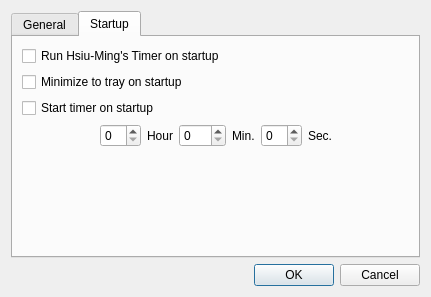
Qt form src/settingsdialog.ui (cges30901/hmtimer) before a commit.
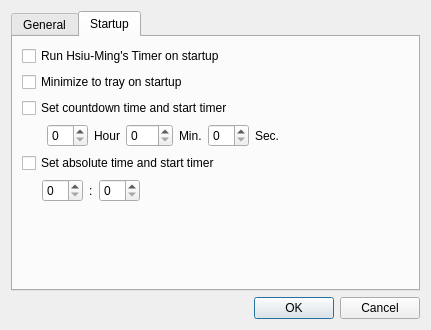
The same form after that commit. The open tabs and pages were chosen to show the change.

Commit message: Add setting to set absolute time on startup

What changed in the file:
```diff
--- a/src/settingsdialog.ui
+++ b/src/settingsdialog.ui
@@ -7,7 +7,7 @@
     <x>0</x>
     <y>0</y>
     <width>431</width>
-    <height>297</height>
+    <height>330</height>
    </rect>
   </property>
   <property name="windowTitle">
@@ -116,7 +116,7 @@
        <item>
         <widget class="QCheckBox" name="chbStartTimerOnStartup">
          <property name="text">
-          <string>Start timer on startup</string>
+          <string>Set countdown time and start timer</string>
          </property>
         </widget>
        </item>
@@ -127,9 +127,12 @@
            <property name="orientation">
             <enum>Qt::Horizontal</enum>
            </property>
+           <property name="sizeType">
+            <enum>QSizePolicy::Fixed</enum>
+           </property>
            <property name="sizeHint" stdset="0">
             <size>
-             <width>40</width>
+             <width>25</width>
              <height>20</height>
             </size>
            </property>
@@ -191,6 +194,67 @@
          </item>
         </layout>
        </item>
+       <item>
+        <widget class="QCheckBox" name="chbStartupAt">
+         <property name="text">
+          <string>Set absolute time and start timer</string>
+         </property>
+        </widget>
+       </item>
+       <item>
+        <layout class="QHBoxLayout" name="horizontalLayout">
+         <item>
+          <spacer name="horizontalSpacer_5">
+           <property name="orientation">
+            <enum>Qt::Horizontal</enum>
+           </property>
+           <property name="sizeType">
+            <enum>QSizePolicy::Fixed</enum>
+           </property>
+           <property name="sizeHint" stdset="0">
+            <size>
+             <width>20</width>
+             <height>20</height>
+            </size>
+           </property>
+          </spacer>
+         </item>
+         <item>
+          <widget class="QSpinBox" name="spbStartupAtHour">
+           <property name="maximum">
+            <number>23</number>
+           </property>
+          </widget>
+         </item>
+         <item>
+          <widget class="QLabel" name="label_3">
+           <property name="text">
+            <string>:</string>
+           </property>
+          </widget>
+         </item>
+         <item>
+          <widget class="QSpinBox" name="spbStartupAtMinute">
+           <property name="maximum">
+            <number>59</number>
+           </property>
+          </widget>
+         </item>
+         <item>
+          <spacer name="horizontalSpacer">
+           <property name="orientation">
+            <enum>Qt::Horizontal</enum>
+           </property>
+           <property name="sizeHint" stdset="0">
+            <size>
+             <width>40</width>
+             <height>20</height>
+            </size>
+           </property>
+          </spacer>
+         </item>
+        </layout>
+       </item>
        <item>
         <spacer name="verticalSpacer_2">
          <property name="orientation">
```
Left out of the diff: 2 changed lines with no effect on the pictures. The commit also changes 4 other files.
